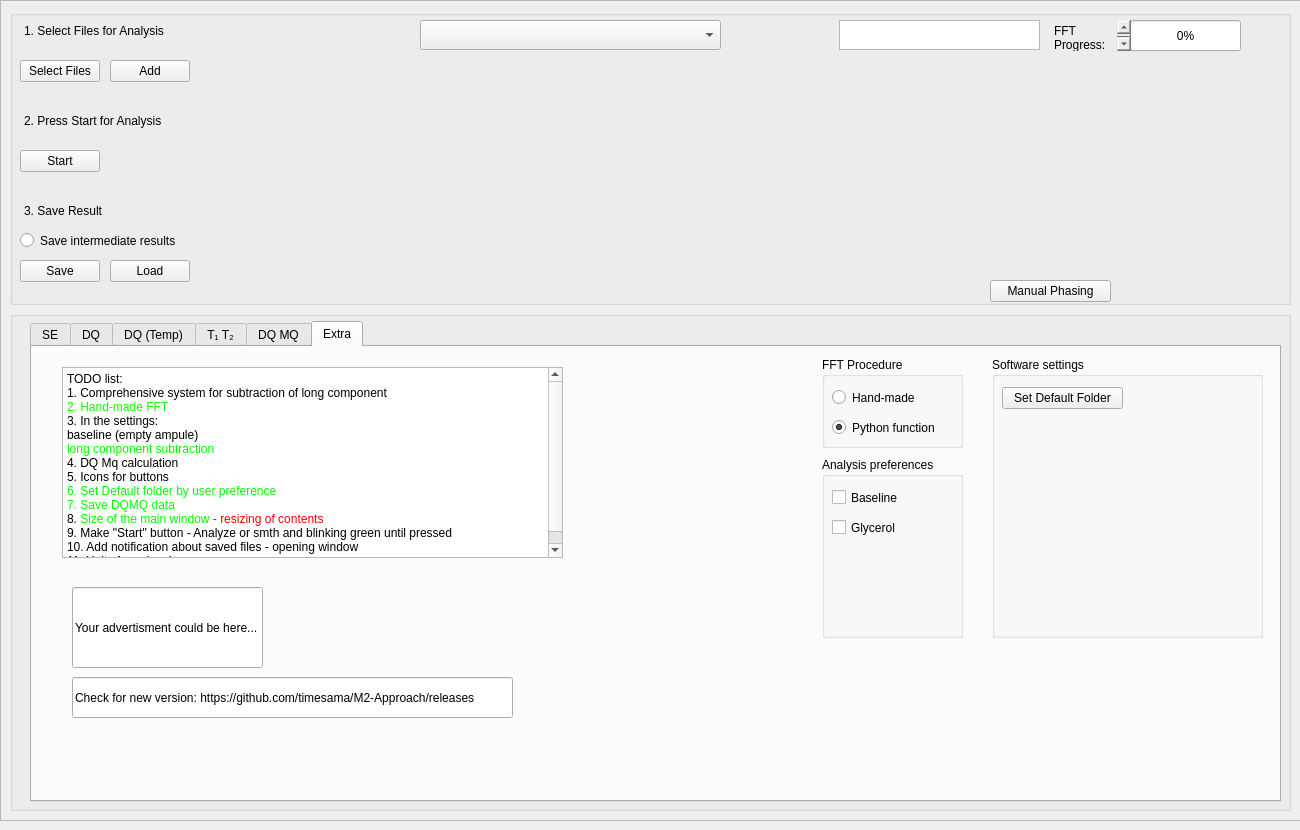
Before: the Qt Designer form form.ui in timesama/M2-Approach, drawn with Qt 5.
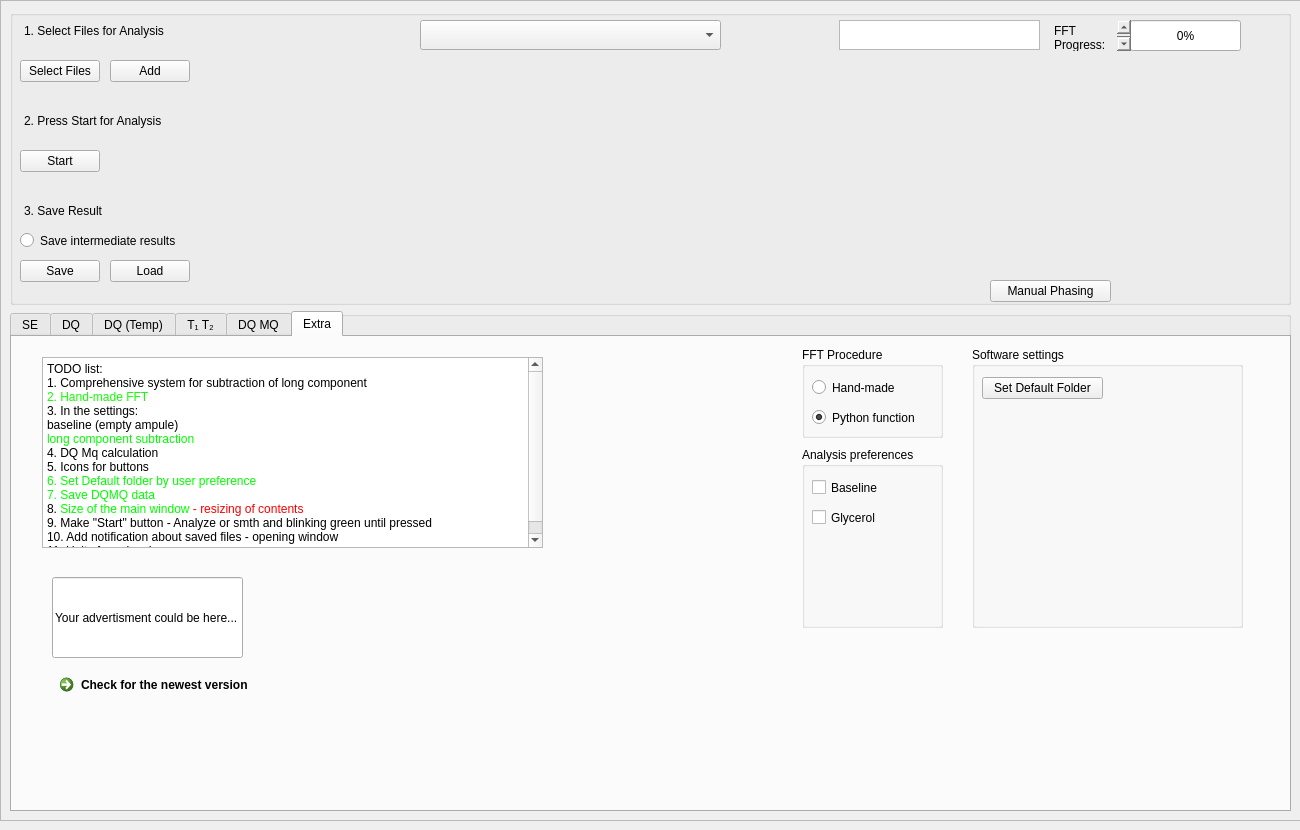
After: the same form once the commit is applied. The open tabs and pages were chosen to show the change. Custom widgets are drawn as their Qt base class.

Commit message: Link to github release

What changed in the file:
```diff
--- a/form.ui
+++ b/form.ui
@@ -534,10 +534,10 @@
          </property>
          <property name="geometry">
           <rect>
-           <x>20</x>
-           <y>10</y>
-           <width>1251</width>
-           <height>481</height>
+           <x>0</x>
+           <y>0</y>
+           <width>1281</width>
+           <height>501</height>
           </rect>
          </property>
          <property name="sizePolicy">
@@ -546,8 +546,29 @@
            <verstretch>0</verstretch>
           </sizepolicy>
          </property>
+         <property name="layoutDirection">
+          <enum>Qt::LeftToRight</enum>
+         </property>
+         <property name="tabPosition">
+          <enum>QTabWidget::North</enum>
+         </property>
+         <property name="tabShape">
+          <enum>QTabWidget::Rounded</enum>
+         </property>
          <property name="currentIndex">
-          <number>0</number>
+          <number>5</number>
+         </property>
+         <property name="elideMode">
+          <enum>Qt::ElideLeft</enum>
+         </property>
+         <property name="documentMode">
+          <bool>false</bool>
+         </property>
+         <property name="tabsClosable">
+          <bool>false</bool>
+         </property>
+         <property name="tabBarAutoHide">
+          <bool>false</bool>
          </property>
          <widget class="QWidget" name="tab_1">
           <attribute name="title">
@@ -2395,17 +2416,17 @@
             </property>
            </widget>
           </widget>
-          <widget class="QLineEdit" name="lineEdit_3">
+          <widget class="QCommandLinkButton" name="commandLinkButton">
            <property name="geometry">
             <rect>
              <x>40</x>
              <y>330</y>
-             <width>441</width>
+             <width>311</width>
              <height>41</height>
             </rect>
            </property>
            <property name="text">
-            <string>Check for new version: https://github.com/timesama/M2-Approach/releases</string>
+            <string>Check for the newest version</string>
            </property>
           </widget>
          </widget>
```
Left out of the diff: 4 changed lines with no effect on the pictures. The commit also changes 1 other file.
